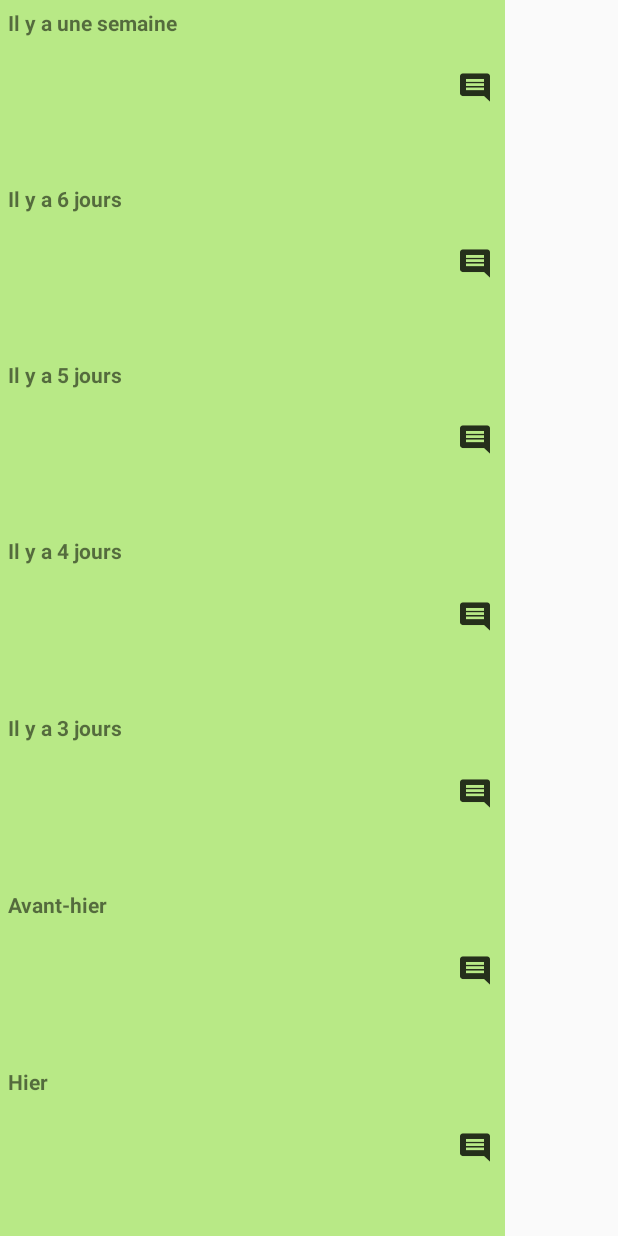
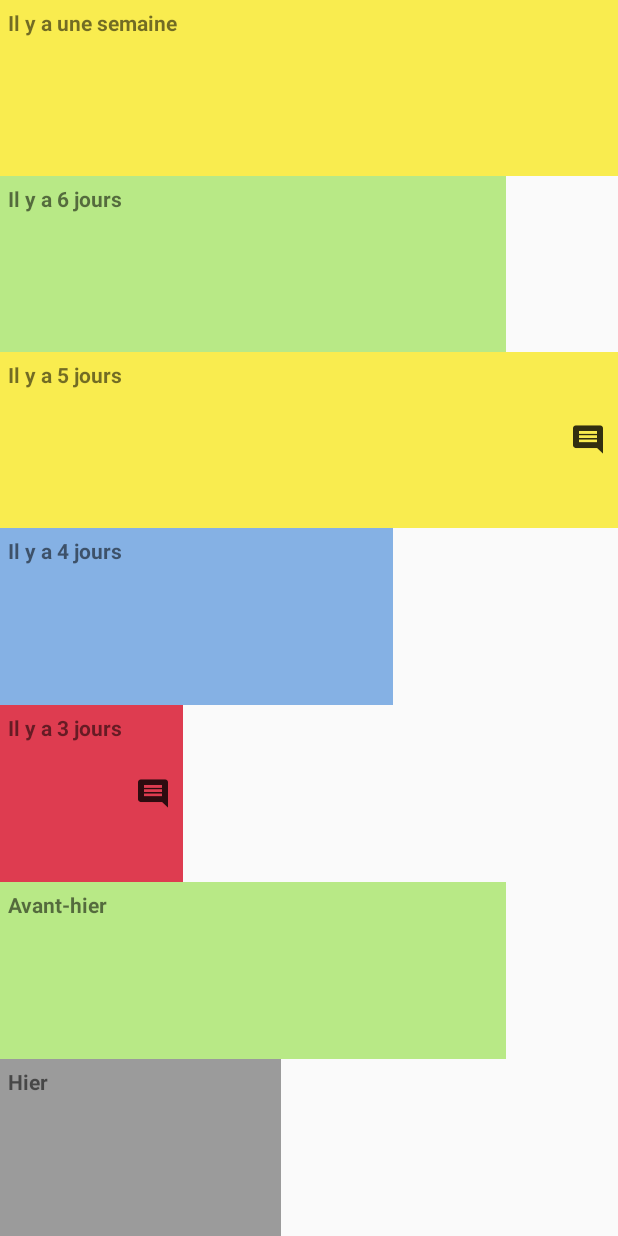
Before and after one commit to Megabiquette/MoodTracker, an Android app: the HistoryActivity screen opened directly, with no data from a screen before it, on a phone screen of 412 x 824 dp. Run offline under Robolectric (Android 15) with nearby library versions, the phone set to English and light mode, and no system bars.

Commit message:
Implementation of the moods history

```diff
--- a/app/src/main/java/com/albanfontaine/moodtracker/controller/HistoryActivity.java
+++ b/app/src/main/java/com/albanfontaine/moodtracker/controller/HistoryActivity.java
@@ -1,19 +1,125 @@
 package com.albanfontaine.moodtracker.controller;
 
+import android.content.SharedPreferences;
 import android.support.v7.app.AppCompatActivity;
 import android.os.Bundle;
+import android.view.View;
+import android.widget.ImageView;
+import android.widget.LinearLayout;
+import android.widget.RelativeLayout;
+import android.widget.Toast;
 
 import com.albanfontaine.moodtracker.R;
 import com.albanfontaine.moodtracker.model.Mood;
+import com.google.gson.Gson;
 
 import java.util.ArrayList;
 
-public class HistoryActivity extends AppCompatActivity {
-    private ArrayList<Mood> mMoodList;
+public class HistoryActivity extends AppCompatActivity implements View.OnClickListener{
+    private ArrayList<Mood> mMoodList = new ArrayList<Mood>();
+    private RelativeLayout mMood0;
+    private RelativeLayout mMood1;
+    private RelativeLayout mMood2;
+    private RelativeLayout mMood3;
+    private RelativeLayout mMood4;
+    private RelativeLayout mMood5;
+    private RelativeLayout mMood6;
+    private ImageView mCom0;
+    private ImageView mCom1;
+    private ImageView mCom2;
+    private ImageView mCom3;
+    private ImageView mCom4;
+    private ImageView mCom5;
+    private ImageView mCom6;
 
     @Override
     protected void onCreate(Bundle savedInstanceState) {
         super.onCreate(savedInstanceState);
         setContentView(R.layout.activity_history);
+
+        mMoodList.add(new Mood(4, ""));
+        mMoodList.add(new Mood(3, ""));
+        mMoodList.add(new Mood(4, "Super journée"));
+        mMoodList.add(new Mood(2, ""));
+        mMoodList.add(new Mood(0, "La cata"));
+        mMoodList.add(new Mood(3, ""));
+        mMoodList.add(new Mood(1, ""));
+
+        mMood0 = findViewById(R.id.activity_history_layout_O);
+        mMood1 = findViewById(R.id.activity_history_layout_1);
+        mMood2 = findViewById(R.id.activity_history_layout_2);
+        mMood3 = findViewById(R.id.activity_history_layout_3);
+        mMood4 = findViewById(R.id.activity_history_layout_4);
+        mMood5 = findViewById(R.id.activity_history_layout_5);
+        mMood6 = findViewById(R.id.activity_history_layout_6);
+        mCom0 = findViewById(R.id.activity_history_com_0);
+        mCom1 = findViewById(R.id.activity_history_com_1);
+        mCom2 = findViewById(R.id.activity_history_com_2);
+        mCom3 = findViewById(R.id.activity_history_com_3);
+        mCom4 = findViewById(R.id.activity_history_com_4);
+        mCom5 = findViewById(R.id.activity_history_com_5);
+        mCom6 = findViewById(R.id.activity_history_com_6);
+
+        // Setting up the listeners, tags, visibility of comment icons and layouts color
+        RelativeLayout[] layoutList = {mMood0, mMood1, mMood2, mMood3, mMood4, mMood5, mMood6};
+        ImageView[] iconList = {mCom0, mCom1, mCom2, mCom3, mCom4, mCom5, mCom6};
+        for(int i = 0; i < 7; i++){
+            iconList[i].setOnClickListener(this);
+            iconList[i].setTag(i);
+            updateMoodLayout(mMoodList.get(i).getMood(), layoutList[i]);
+            if(mMoodList.get(i).getComment().trim().equals("")){
+                iconList[i].setVisibility(View.GONE);
+            }
+        }
+
+        // Remember the mood list
+        String json = getPreferences(MODE_PRIVATE).getString("moodList", null);
+        if(json != null){
+            Gson gson = new Gson();
+            mMoodList = gson.fromJson(json, ArrayList.class);
+        }
+    }
+
+    public void updateMoodLayout(int mood, RelativeLayout layout){
+        LinearLayout.LayoutParams params = (LinearLayout.LayoutParams) layout.getLayoutParams();
+        float d = getResources().getDisplayMetrics().density;
+        switch (mood) {
+            case 0:
+                layout.setBackgroundColor(getResources().getColor(R.color.faded_red));
+                params.setMarginEnd((int)(290*d));
+                break;
+            case 1:
+                layout.setBackgroundColor(getResources().getColor(R.color.warm_grey));
+                params.setMarginEnd((int)(225*d));
+                break;
+            case 2:
+                layout.setBackgroundColor(getResources().getColor(R.color.cornflower_blue_65));
+                params.setMarginEnd((int)(150*d));
+                break;
+            case 3:
+                layout.setBackgroundColor(getResources().getColor(R.color.light_sage));
+                params.setMarginEnd((int)(75*d));
+                break;
+            case 4:
+                layout.setBackgroundColor(getResources().getColor(R.color.banana_yellow));
+                params.setMarginEnd(0);
+                break;
+        }
+    }
+
+    @Override
+    public void onClick(View v) {
+        int buttonClicked = (int) v.getTag();
+        Toast.makeText(this, mMoodList.get(buttonClicked).getComment(), Toast.LENGTH_LONG).show();
+    }
+
+    @Override
+    protected void onStop() {
+        Gson gson = new Gson();
+        String json = gson.toJson(mMoodList);
+        SharedPreferences prefs = getPreferences(MODE_PRIVATE);
+        prefs.edit().putString("moodList", json).apply();
+
+        super.onStop();
     }
 }
```
